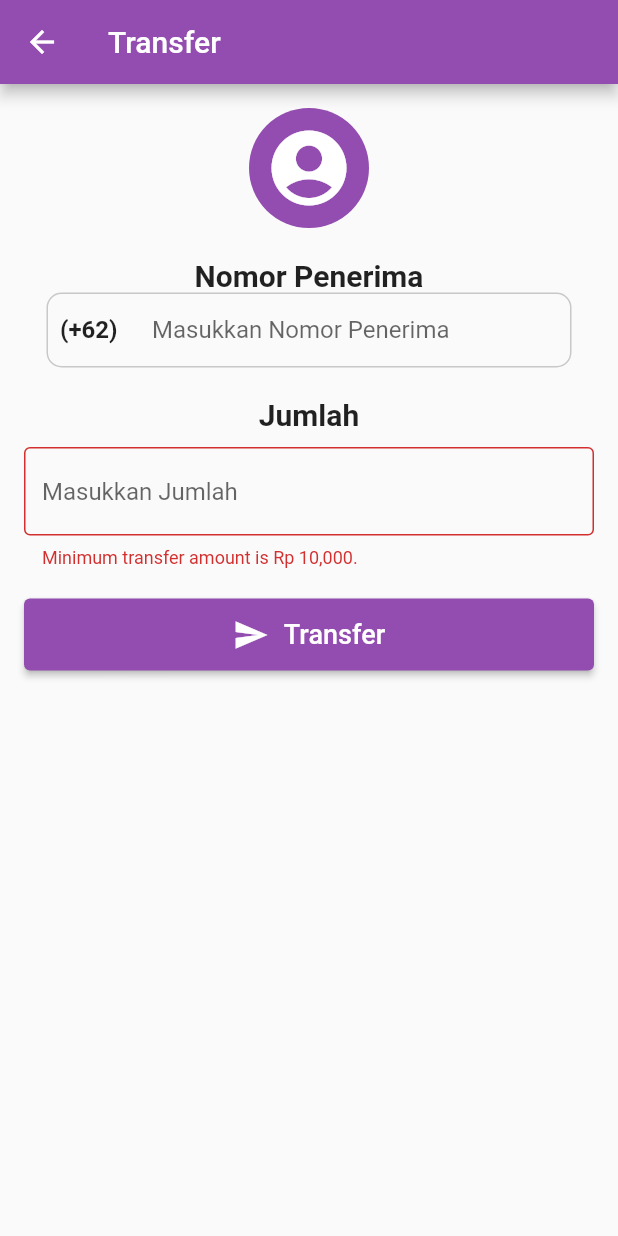
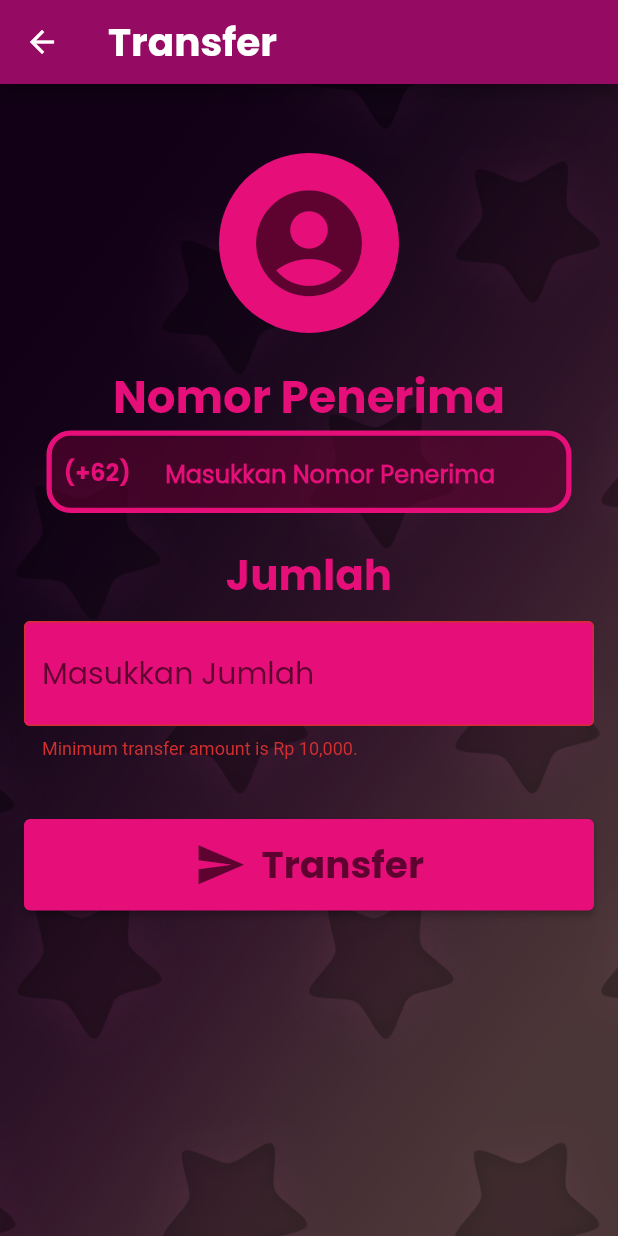
Before and after one commit to George535220173/UAS_E-MONEY, a Flutter app: the TransferPage screen opened directly, on a phone screen of 412 x 824 dp. Run offline on Flutter 3.47's test engine with Material 2 defaults, Android fonts, the phone set to English and light mode, and no system bars; our stand-ins replace carousel_slider, cloud_firestore, firebase_auth, firebase_core; accounts and stored records are empty.

Commit message:
Transfer Page Done

```diff
--- a/lib/Transfer/transfer.dart
+++ b/lib/Transfer/transfer.dart
@@ -12,23 +12,33 @@ class TransferPage extends StatelessWidget {
   Widget build(BuildContext context) {
     return Scaffold(
       appBar: AppBar(
-        title: Text('Transfer'),
-        backgroundColor: Color.fromARGB(255, 147, 76, 175),
+        title: Text(
+          'Transfer',
+          style: TextStyle(fontFamily: 'PoppinsBold', fontSize: 26),
+        ),
+        backgroundColor: Color.fromARGB(255, 149, 10, 98),
       ),
       resizeToAvoidBottomInset: false,
-      body: SingleChildScrollView(
+      body: Container(
+        decoration: BoxDecoration(
+          image: DecorationImage(
+            image: AssetImage('assets/images/Wizzzzz test bg.png'),
+            fit: BoxFit.cover,
+          ),
+        ),
         child: Padding(
           padding: const EdgeInsets.all(16.0),
           child: Column(
             crossAxisAlignment: CrossAxisAlignment.center,
             children: [
+              SizedBox(height: 30),
               CircleAvatar(
-                radius: 40,
-                backgroundColor: Color.fromARGB(255, 147, 76, 175),
+                radius: 60,
+                backgroundColor: Color.fromARGB(255, 230, 15, 122),
                 child: Icon(
                   Icons.account_circle,
-                  size: 60,
-                  color: Colors.white,
+                  size: 85,
+                  color: Color.fromARGB(255, 94, 3, 48),
                 ),
               ),
               SizedBox(height: 20),
@@ -36,17 +46,19 @@ class TransferPage extends StatelessWidget {
                 'Nomor Penerima',
                 style: TextStyle(
                   fontWeight: FontWeight.bold,
-                  fontSize: 20,
+                  fontSize: 30,
+                  fontFamily: 'PoppinsBold',
+                  color: Color.fromARGB(255, 230, 15, 122),
                 ),
               ),
               // TextField Nomor Penerima
               Container(
                 width: 350,
                 decoration: BoxDecoration(
+                  color: Color.fromARGB(150, 94, 3, 48),
                   border: Border.all(
-                    color: const Color.fromARGB(255, 0, 0, 0).withOpacity(0.2),
-                  ),
-                  borderRadius: BorderRadius.circular(10.0),
+                      color: Color.fromARGB(255, 230, 15, 122), width: 3.5),
+                  borderRadius: BorderRadius.circular(16.0),
                 ),
                 child: Row(
                   children: [
@@ -55,7 +67,10 @@ class TransferPage extends StatelessWidget {
                       child: Text(
                         '(+62)',
                         style: TextStyle(
-                            fontSize: 16.0, fontWeight: FontWeight.bold),
+                            fontSize: 16.0,
+                            fontWeight: FontWeight.bold,
+                            fontFamily: 'PoppinsBold',
+                            color: Color.fromARGB(255, 230, 15, 122)),
                       ),
                     ),
                     Expanded(
@@ -68,10 +83,19 @@ class TransferPage extends StatelessWidget {
                         ],
                         decoration: InputDecoration(
                           hintText: 'Masukkan Nomor Penerima',
+                          hintStyle: TextStyle(
+                              fontSize: 16.0,
+                              fontFamily: 'PoppinsRegular',
+                              color: Color.fromARGB(255, 230, 15, 122)),
                           border: InputBorder.none,
                           contentPadding:
                               EdgeInsets.symmetric(horizontal: 15.0),
                         ),
+                        style: TextStyle(
+                            fontSize: 20.0,
+                            fontWeight: FontWeight.bold,
+                            fontFamily: 'PoppinsBold',
+                            color: Color.fromARGB(255, 230, 15, 122)),
                       ),
                     ),
                   ],
@@ -82,7 +106,9 @@ class TransferPage extends StatelessWidget {
                 'Jumlah',
                 style: TextStyle(
                   fontWeight: FontWeight.bold,
-                  fontSize: 20,
+                  fontSize: 28,
+                  fontFamily: 'PoppinsBold',
+                  color: Color.fromARGB(255, 230, 15, 122),
                 ),
               ),
               SizedBox(height: 10),
@@ -94,17 +120,28 @@ class TransferPage extends StatelessWidget {
                   ThousandsFormatter(),
                 ],
                 decoration: InputDecoration(
+                  filled: true,
+                  fillColor: Color.fromARGB(255, 230, 15, 122),
                   hintText: 'Masukkan Jumlah',
+                  hintStyle: TextStyle(
+                      fontSize: 20.0,
+                      fontFamily: 'PoppinsRegular',
+                      color: Color.fromARGB(255, 94, 3, 48)),
                   border: OutlineInputBorder(),
                   errorText: _validateAmount(amountController.text),
                 ),
+                style: TextStyle(
+                    fontSize: 21.0,
+                    fontFamily: 'PoppinsBold',
+                    color: Color.fromARGB(255, 94, 3, 48)),
               ),
-              SizedBox(height: 20),
+              SizedBox(height: 40),
               ElevatedButton(
                 onPressed: () {
                   // Get the entered amount from the controller
                   String amount = amountController.text;
-                  final double transferAmount = double.tryParse(amount.replaceAll('.', '')) ?? 0.0;
+                  final double transferAmount =
+                      double.tryParse(amount.replaceAll('.', '')) ?? 0.0;
                   // Check if the transfer amount is greater than or equal to 10,000
                   if (transferAmount >= 10000) {
                     _showPasswordDialog(context);
@@ -131,20 +168,25 @@ class TransferPage extends StatelessWidget {
                   }
                 },
                 style: ElevatedButton.styleFrom(
-                  primary: Color.fromARGB(255, 147, 76, 175),
+                  primary: Color.fromARGB(255, 230, 15, 122),
                 ),
                 child: Padding(
                   padding: const EdgeInsets.all(12.0),
                   child: Row(
                     mainAxisAlignment: MainAxisAlignment.center,
                     children: [
-                      Icon(Icons.send),
+                      Icon(
+                        Icons.send,
+                        color: Color.fromARGB(255, 94, 3, 48),
+                        size: 35,
+                      ),
                       SizedBox(width: 10),
                       Text(
                         'Transfer',
                         style: TextStyle(
-                          fontSize: 18,
-                        ),
+                            fontSize: 25.0,
+                            fontFamily: 'PoppinsBold',
+                            color: Color.fromARGB(255, 94, 3, 48)),
                       ),
                     ],
                   ),
```
